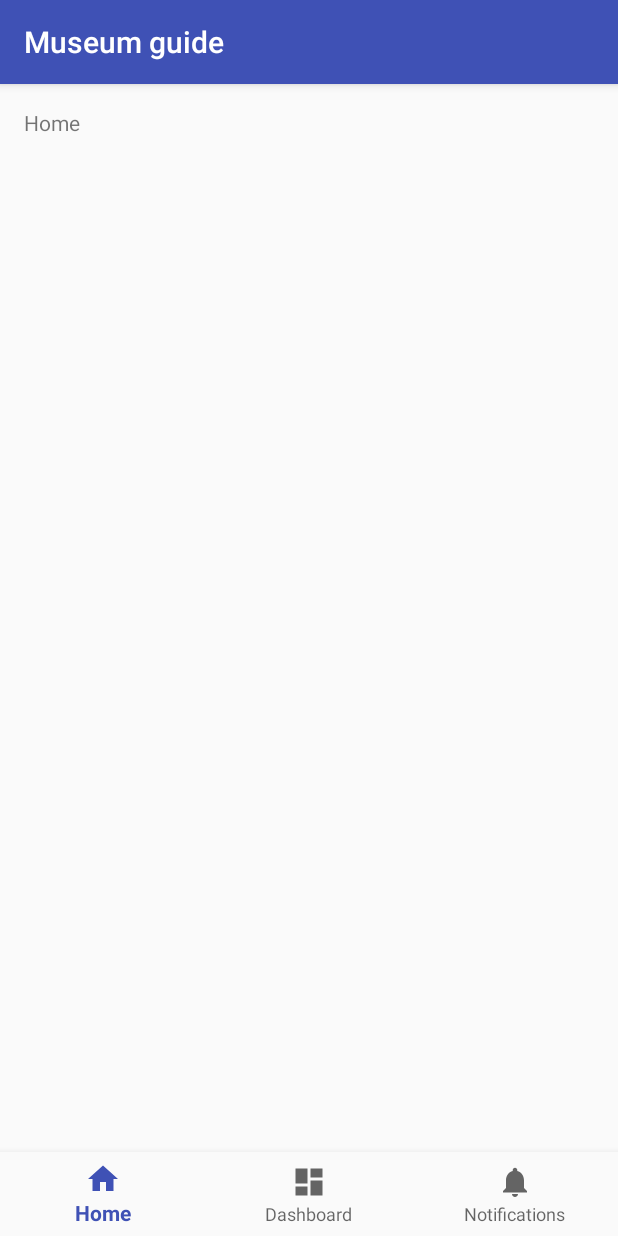
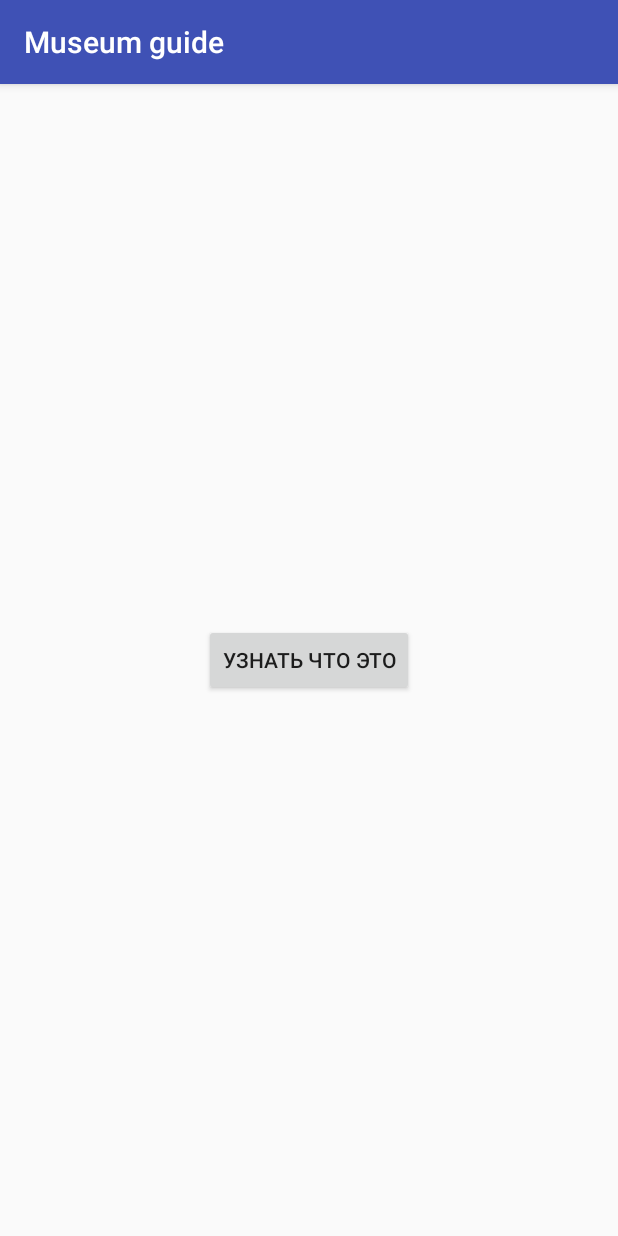
Before and after one commit to bagrusss/vk_hack, an Android app: the screen it shows after launch (MainActivity), on a phone screen of 412 x 824 dp. Run offline under Robolectric (Android 15) with nearby library versions, the phone set to English and light mode, and no system bars.

Commit message:
add recognize btn

```diff
--- a/android/app/src/main/java/ru/vk_hack/museumguide/MainActivity.kt
+++ b/android/app/src/main/java/ru/vk_hack/museumguide/MainActivity.kt
@@ -1,34 +1,31 @@
 package ru.vk_hack.museumguide
 
 import android.os.Bundle
-import android.support.design.widget.BottomNavigationView
 import android.support.v7.app.AppCompatActivity
-import kotlinx.android.synthetic.main.activity_main.*
+import android.view.View
+import android.content.Intent
 
-class MainActivity : AppCompatActivity() {
 
-    private val onNavigationItemSelectedListener = BottomNavigationView.OnNavigationItemSelectedListener { item ->
-        when (item.itemId) {
-            R.id.navigation_home -> {
-                message.setText(R.string.title_home)
-                return@OnNavigationItemSelectedListener true
-            }
-            R.id.navigation_dashboard -> {
-                message.setText(R.string.title_dashboard)
-                return@OnNavigationItemSelectedListener true
-            }
-            R.id.navigation_notifications -> {
-                message.setText(R.string.title_notifications)
-                return@OnNavigationItemSelectedListener true
-            }
+
+class MainActivity : AppCompatActivity(), View.OnClickListener {
+    override fun onClick(v: View) {
+        when (v.id) {
+            R.id.recognize_btn -> recognize()
         }
-        false
     }
+
+    private lateinit var recognizeBtn : View
+    private val CAMERA_REQUEST = 1
 
     override fun onCreate(savedInstanceState: Bundle?) {
         super.onCreate(savedInstanceState)
         setContentView(R.layout.activity_main)
+        recognizeBtn = findViewById(R.id.recognize_btn)
+        recognizeBtn.setOnClickListener(this)
+    }
 
-        navigation.setOnNavigationItemSelectedListener(onNavigationItemSelectedListener)
+    private fun recognize() {
+        val cameraIntent = Intent(android.provider.MediaStore.ACTION_IMAGE_CAPTURE)
+        startActivityForResult(cameraIntent, CAMERA_REQUEST)
     }
 }
--- a/android/app/src/main/res/layout/activity_main.xml
+++ b/android/app/src/main/res/layout/activity_main.xml
@@ -1,33 +1,17 @@
 <?xml version="1.0" encoding="utf-8"?>
-<android.support.constraint.ConstraintLayout xmlns:android="http://schemas.android.com/apk/res/android"
-    xmlns:app="http://schemas.android.com/apk/res-auto"
+<FrameLayout xmlns:android="http://schemas.android.com/apk/res/android"
     xmlns:tools="http://schemas.android.com/tools"
     android:id="@+id/container"
     android:layout_width="match_parent"
     android:layout_height="match_parent"
     tools:context="ru.vk_hack.museumguide.MainActivity">
 
-    <TextView
-        android:id="@+id/message"
+    <Button
+        android:id="@+id/recognize_btn"
+        android:text="@string/recognize"
+        android:layout_gravity="center"
+        android:gravity="center"
         android:layout_width="wrap_content"
-        android:layout_height="wrap_content"
-        android:layout_marginLeft="@dimen/activity_horizontal_margin"
-        android:layout_marginStart="@dimen/activity_horizontal_margin"
-        android:layout_marginTop="@dimen/activity_vertical_margin"
-        android:text="@string/title_home"
-        app:layout_constraintLeft_toLeftOf="parent"
-        app:layout_constraintTop_toTopOf="parent" />
+        android:layout_height="wrap_content" />
 
-    <android.support.design.widget.BottomNavigationView
-        android:id="@+id/navigation"
-        android:layout_width="0dp"
-        android:layout_height="wrap_content"
-        android:layout_marginEnd="0dp"
-        android:layout_marginStart="0dp"
-        android:background="?android:attr/windowBackground"
-        app:layout_constraintBottom_toBottomOf="parent"
-        app:layout_constraintLeft_toLeftOf="parent"
-        app:layout_constraintRight_toRightOf="parent"
-        app:menu="@menu/navigation" />
-
-</android.support.constraint.ConstraintLayout>
+</FrameLayout>
--- a/android/app/src/main/res/menu/navigation.xml
+++ /dev/null
@@ -1,19 +0,0 @@
-<?xml version="1.0" encoding="utf-8"?>
-<menu xmlns:android="http://schemas.android.com/apk/res/android">
-
-    <item
-        android:id="@+id/navigation_home"
-        android:icon="@drawable/ic_home_black_24dp"
-        android:title="@string/title_home" />
-
-    <item
-        android:id="@+id/navigation_dashboard"
-        android:icon="@drawable/ic_dashboard_black_24dp"
-        android:title="@string/title_dashboard" />
-
-    <item
-        android:id="@+id/navigation_notifications"
-        android:icon="@drawable/ic_notifications_black_24dp"
-        android:title="@string/title_notifications" />
-
-</menu>
--- a/android/app/src/main/res/values/strings.xml
+++ b/android/app/src/main/res/values/strings.xml
@@ -1,6 +1,4 @@
 <resources>
     <string name="app_name">Museum guide</string>
-    <string name="title_home">Home</string>
-    <string name="title_dashboard">Dashboard</string>
-    <string name="title_notifications">Notifications</string>
+    <string name="recognize">Узнать что это</string>
 </resources>
--- a/android/build.gradle
+++ b/android/build.gradle
@@ -7,7 +7,7 @@ buildscript {
         jcenter()
     }
     dependencies {
-        classpath 'com.android.tools.build:gradle:3.0.0-rc1'
+        classpath 'com.android.tools.build:gradle:3.0.0-rc2'
         classpath "org.jetbrains.kotlin:kotlin-gradle-plugin:$kotlin_version"
 
         // NOTE: Do not place your application dependencies here; they belong
```
